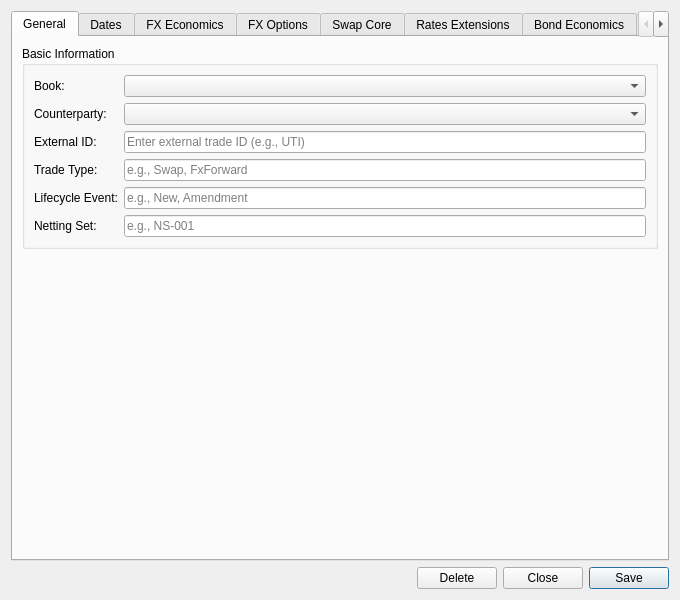
OreStudio/OreStudio, file projects/ores.qt/ui/TradeDetailDialog.ui: the form before one commit.
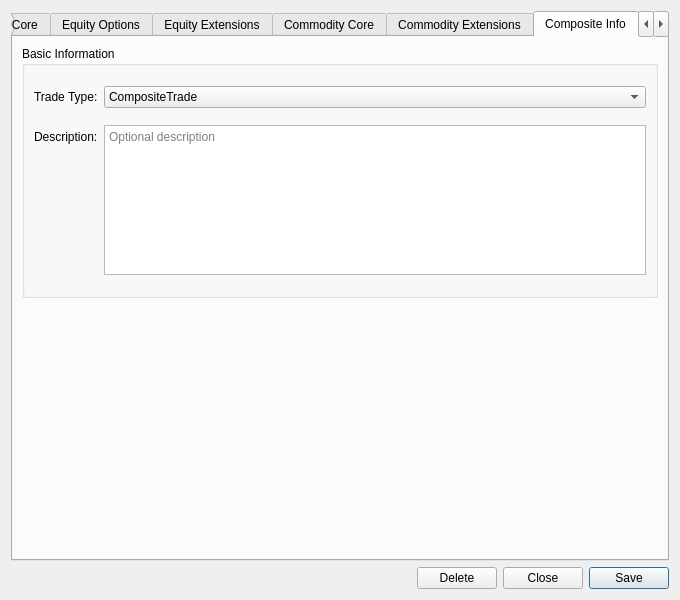
The form after the commit. The open tabs and pages were chosen to show the change. Custom widgets are drawn as their Qt base class.

Commit message: [qt] Merge composite instrument family into TradeDetailDialog (PR5)

Diff of the .ui file:
```diff
--- a/projects/ores.qt/ui/TradeDetailDialog.ui
+++ b/projects/ores.qt/ui/TradeDetailDialog.ui
@@ -1337,6 +1337,61 @@
        </item>
       </layout>
      </widget>
+     <widget class="QWidget" name="compositeCoreTab">
+      <attribute name="title">
+       <string>Composite Info</string>
+      </attribute>
+      <layout class="QVBoxLayout" name="compositeCoreTabLayout">
+       <item>
+        <widget class="QGroupBox" name="compositeInfoGroup">
+         <property name="title">
+          <string>Basic Information</string>
+         </property>
+         <layout class="QFormLayout" name="compositeInfoFormLayout">
+          <item row="0" column="0">
+           <widget class="QLabel" name="labelCompositeTradeTypeCode">
+            <property name="text"><string>Trade Type:</string></property>
+           </widget>
+          </item>
+          <item row="0" column="1">
+           <widget class="QComboBox" name="compositeTradeTypeCombo">
+            <item><property name="text"><string>CompositeTrade</string></property></item>
+            <item><property name="text"><string>MultiLegOption</string></property></item>
+           </widget>
+          </item>
+          <item row="1" column="0">
+           <widget class="QLabel" name="labelCompositeDescription">
+            <property name="text"><string>Description:</string></property>
+           </widget>
+          </item>
+          <item row="1" column="1">
+           <widget class="QPlainTextEdit" name="compositeDescriptionEdit">
+            <property name="minimumSize"><size><width>0</width><height>80</height></size></property>
+            <property name="maximumSize"><size><width>16777215</width><height>150</height></size></property>
+            <property name="placeholderText"><string>Optional description</string></property>
+           </widget>
+          </item>
+         </layout>
+        </widget>
+       </item>
+       <item>
+        <spacer name="compositeCoreTabSpacer">
+         <property name="orientation"><enum>Qt::Vertical</enum></property>
+         <property name="sizeHint" stdset="0"><size><width>20</width><height>20</height></size></property>
+        </spacer>
+       </item>
+      </layout>
+     </widget>
+     <widget class="QWidget" name="compositeLegsTab">
+      <attribute name="title">
+       <string>Legs</string>
+      </attribute>
+      <layout class="QVBoxLayout" name="compositeLegsTabLayout">
+       <item>
+        <widget class="ores::qt::CompositeLegsWidget" name="compositeLegsWidget" native="true"/>
+       </item>
+      </layout>
+     </widget>
      <widget class="QWidget" name="provenanceTab">
       <attribute name="title">
        <string>Provenance</string>
@@ -1420,6 +1475,12 @@
    <header>ores.qt/ProvenanceWidget.hpp</header>
    <container>1</container>
   </customwidget>
+  <customwidget>
+   <class>ores::qt::CompositeLegsWidget</class>
+   <extends>QWidget</extends>
+   <header>ores.qt/CompositeLegsWidget.hpp</header>
+   <container>1</container>
+  </customwidget>
  </customwidgets>
  <resources/>
  <connections/>
```
The commit also changes 17 other files.
